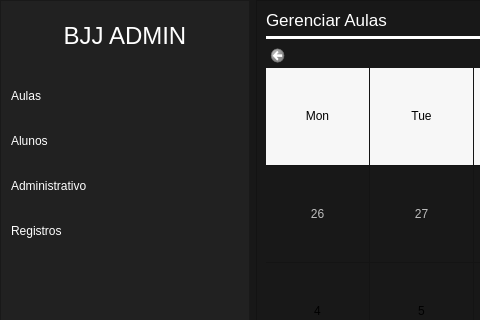
Before: the Qt Designer form views/ui/raw/main_view.ui in vitorcarnieli/desktop-bjjadmin, drawn with Qt 5; both pictures show x 0 to 480 and y 0 to 320 of the 1000 by 758 pixel window.
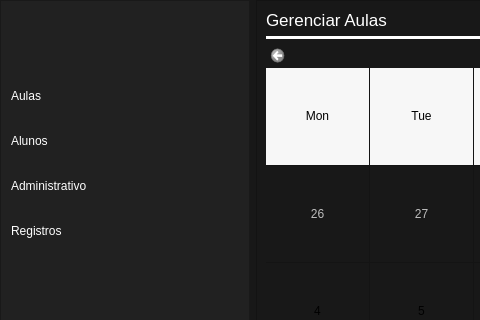
After: the same form once the commit is applied. Icons and pictures are not drawn.

```diff
--- a/views/ui/raw/main_view.ui
+++ b/views/ui/raw/main_view.ui
@@ -110,7 +110,7 @@
              <string notr="true">color: white;</string>
             </property>
             <property name="text">
-             <string>BJJ ADMIN</string>
+             <string/>
             </property>
             <property name="alignment">
              <set>Qt::AlignmentFlag::AlignCenter</set>
```
Left out of the diff: 8 changed lines with no effect on the pictures.
